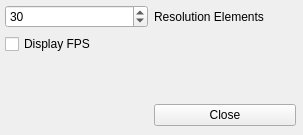
Above: optFlow/ui/settingsUI.ui from McMasterRS/pyTrack before the change. Below: the same form after it.
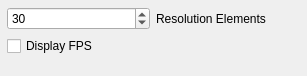
That is the form after the change.

Commit message: increased stability and finished adding saving functionality

```diff
--- a/optFlow/ui/settingsUI.ui
+++ b/optFlow/ui/settingsUI.ui
@@ -6,8 +6,8 @@
    <rect>
     <x>0</x>
     <y>0</y>
-    <width>303</width>
-    <height>135</height>
+    <width>307</width>
+    <height>76</height>
    </rect>
   </property>
   <property name="windowTitle">
@@ -17,10 +17,10 @@
    <widget class="QWidget" name="gridLayoutWidget">
     <property name="geometry">
      <rect>
-      <x>0</x>
-      <y>0</y>
+      <x>2</x>
+      <y>2</y>
       <width>301</width>
-      <height>131</height>
+      <height>71</height>
      </rect>
     </property>
     <layout class="QGridLayout" name="gridLayout">
@@ -36,13 +36,6 @@
      <property name="bottomMargin">
       <number>5</number>
      </property>
-     <item row="3" column="2">
-      <widget class="QPushButton" name="btClose">
-       <property name="text">
-        <string>Close</string>
-       </property>
-      </widget>
-     </item>
      <item row="0" column="0">
       <widget class="QSpinBox" name="sbResolution">
        <property name="minimum">
```
Left out of the diff: 14 changed lines with no effect on the pictures. The commit also changes 2 other files.
